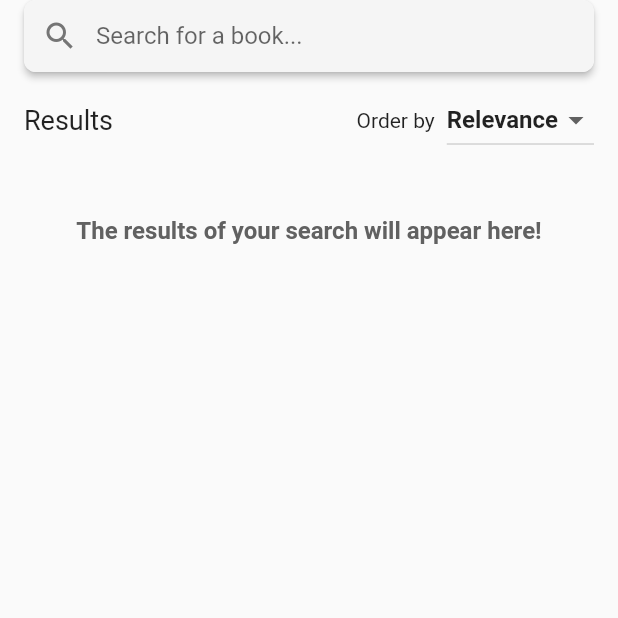
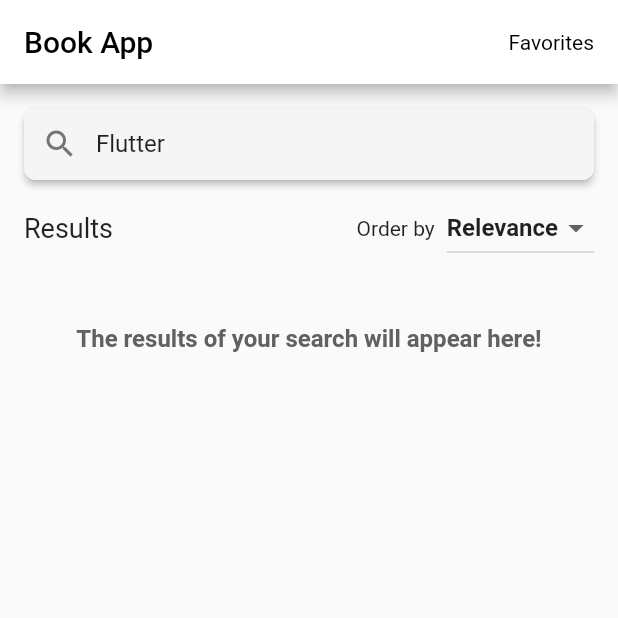
Before and after one commit to marcusmvfa/challenge_book_app, a Flutter app: the screen it shows after launch, on a phone screen of 412 x 824 dp, the top half of it. Run offline on Flutter 3.47's test engine with Material 2 defaults, Android fonts, the phone set to English and light mode, and no system bars; our stand-ins replace connectivity_plus, dio, get, get_it, sqflite; accounts and stored records are empty.

Commit message:
final commit

```diff
--- a/lib/injection.dart
+++ b/lib/injection.dart
@@ -5,7 +5,7 @@ import 'package:flutter_book_app/repository/local_repository.dart';
 import 'package:get_it/get_it.dart';
 
 final GetIt getIt = GetIt.instance;
-void configureInjection() async {
+Future<void> configureInjection() async {
   getIt.registerLazySingleton<BookController>(() => BookController());
 
   getIt.registerFactory<IBookRepository>(() => BookRepository());
--- a/lib/presentation/book_details/widgets/details_content.dart
+++ b/lib/presentation/book_details/widgets/details_content.dart
@@ -57,7 +57,7 @@ class _DetailsContentState extends State<DetailsContent> {
         Obx(
           () => Column(crossAxisAlignment: CrossAxisAlignment.end, children: [
             Text(
-              !showMore.value ? book.volumeInfo!.description! : shortContent,
+              !showMore.value ? book.volumeInfo?.description ?? "" : shortContent,
               style: TextStyle(height: 1.5, fontSize: 14, color: Colors.grey.shade700),
             ),
             content.length > 250
--- a/lib/presentation/home/home_view.dart
+++ b/lib/presentation/home/home_view.dart
@@ -1,12 +1,7 @@
 import 'package:flutter/material.dart';
-import 'package:flutter/src/widgets/framework.dart';
-import 'package:flutter/src/widgets/placeholder.dart';
 import 'package:flutter_book_app/controller/book_controller.dart';
 import 'package:flutter_book_app/presentation/home/widgets/book_list/book_list.dart';
-import 'package:flutter_book_app/presentation/home/widgets/book_list/widgets/book_list_item/book_list_item.dart';
-import 'package:flutter_book_app/presentation/home/widgets/order_by_dropdown.dart';
-import 'package:flutter_book_app/presentation/home/widgets/search_bar.dart';
-import 'package:get/state_manager.dart';
+import 'package:flutter_book_app/presentation/home/widgets/favorites_button.dart';
 import 'package:get_it/get_it.dart';
 
 class HomeView extends StatefulWidget {
@@ -17,42 +12,30 @@ class HomeView extends StatefulWidget {
 }
 
 class _HomeViewState extends State<HomeView> {
+  final BookController _controller = GetIt.instance<BookController>();
   @override
   void initState() {
+    // _controller.fetchBooks();
     super.initState();
   }
 
   @override
   Widget build(BuildContext context) {
     return Scaffold(
+      appBar: AppBar(
+        backgroundColor: Colors.white,
+        title: const Text(
+          "Book App",
+          style: TextStyle(color: Colors.black),
+        ),
+        actions: [FavoritesButton()],
+      ),
       body: SafeArea(
         top: true,
         child: SingleChildScrollView(
           child: Padding(
-            padding: const EdgeInsets.only(left: 16, right: 16),
-            child: Column(
-              children: [
-                SearchBar(),
-                const SizedBox(
-                  height: 8,
-                ),
-                Row(
-                  mainAxisAlignment: MainAxisAlignment.spaceBetween,
-                  crossAxisAlignment: CrossAxisAlignment.center,
-                  children: [
-                    const Text(
-                      "Results",
-                      style: TextStyle(fontSize: 18),
-                    ),
-                    OrderByButton()
-                  ],
-                ),
-                const SizedBox(
-                  height: 8,
-                ),
-                BookList(),
-              ],
-            ),
+            padding: const EdgeInsets.only(left: 16, right: 16, top: 16),
+            child: BookList(),
           ),
         ),
       ),
--- a/lib/presentation/home/widgets/book_list/book_list.dart
+++ b/lib/presentation/home/widgets/book_list/book_list.dart
@@ -2,7 +2,9 @@ import 'package:flutter/material.dart';
 import 'package:flutter/src/widgets/framework.dart';
 import 'package:flutter/src/widgets/placeholder.dart';
 import 'package:flutter_book_app/controller/book_controller.dart';
-import 'package:flutter_book_app/presentation/home/widgets/book_list/widgets/book_list_item/book_list_item.dart';
+import 'package:flutter_book_app/presentation/shared/book_list_item/book_list_item.dart';
+import 'package:flutter_book_app/presentation/home/widgets/order_by_dropdown.dart';
+import 'package:flutter_book_app/presentation/home/widgets/search_bar.dart';
 import 'package:get/get_state_manager/src/rx_flutter/rx_obx_widget.dart';
 import 'package:get_it/get_it.dart';
 
@@ -11,7 +13,27 @@ class BookList extends StatelessWidget {
   final BookController _controller = GetIt.instance<BookController>();
   @override
   Widget build(BuildContext context) {
-    return Obx(
+    return Column(
+      children: [
+        SearchBar(),
+        const SizedBox(
+          height: 8,
+        ),
+        Row(
+          mainAxisAlignment: MainAxisAlignment.spaceBetween,
+          crossAxisAlignment: CrossAxisAlignment.center,
+          children: [
+            const Text(
+              "Results",
+              style: TextStyle(fontSize: 18),
+            ),
+            OrderByButton()
+          ],
+        ),
+        const SizedBox(
+          height: 8,
+        ),
+        Obx(
           () => !_controller.isSearching.value
               ? _controller.books.isEmpty
                   ? Padding(
@@ -31,6 +53,8 @@ class BookList extends StatelessWidget {
               : const Center(
                   child: CircularProgressIndicator(),
                 ),
+        ),
+      ],
     );
   }
 }
--- /dev/null
+++ b/lib/presentation/home/widgets/favorites_button.dart
@@ -0,0 +1,26 @@
+import 'package:flutter/material.dart';
+import 'package:flutter/src/widgets/framework.dart';
+import 'package:flutter/src/widgets/placeholder.dart';
+import 'package:flutter_book_app/presentation/home/widgets/favorites_list/favorites_list.dart';
+
+class FavoritesButton extends StatelessWidget {
+  const FavoritesButton({super.key});
+
+  @override
+  Widget build(BuildContext context) {
+    return Padding(
+      padding: const EdgeInsets.only(right: 16),
+      child: InkWell(
+        onTap: () => Navigator.of(context).push(MaterialPageRoute(builder: (context) => FavoritesList())),
+        child: Row(
+          children: const [
+            Text(
+              "Favorites",
+              style: TextStyle(color: Colors.black, fontWeight: FontWeight.w400),
+            ),
+          ],
+        ),
+      ),
+    );
+  }
+}
--- a/lib/repository/local_repository.dart
+++ b/lib/repository/local_repository.dart
@@ -45,6 +45,6 @@ class LocalRepository {
 
   Future getFavoriteIds() async {
     final result = await _db.query('books', columns: ['id']);
-    favoritedIds = List.generate(result.length, (i) => Map.from(result[i])['id']);
+    favoritedIds = List<String>.generate(result.length, (i) => Map.from(result[i])['id']);
   }
 }
```
Also changed, not shown: lib/controller/book_controller.dart (+29 -5 lines), lib/presentation/home/widgets/favorites_list/favorites_list.dart (added, +61 -0 lines), lib/presentation/shared/book_list_item/book_list_item.dart (renamed from lib/presentation/home/widgets/book_list/widgets/book_list_item/book_list_item.dart, +5 -2 lines), lib/presentation/shared/book_list_item/content.dart (renamed from lib/presentation/home/widgets/book_list/widgets/book_list_item/content.dart). Lines whose indentation alone changed are shown as unchanged.
